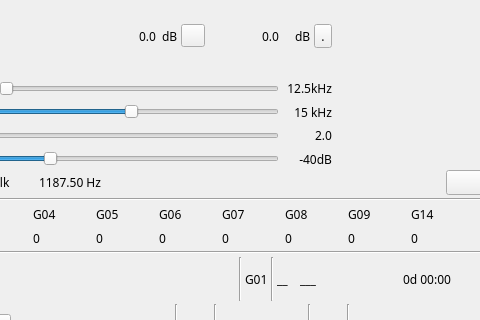
First picture: the form in plugins/channelrx/demodbfm/bfmdemodgui.ui, repository f4exb/sdrangel, before the edit; both pictures show x 318 to 798 and y 0 to 320 of the 798 by 472 pixel window.
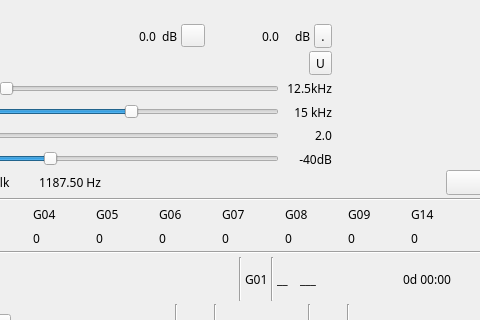
Second picture: the form after the edit. Icons and pictures are not drawn. Custom widgets are drawn as their Qt base class.

Commit message: BFM demod: added basic channel settings dialog and copy audio to UDP option

Diff of the .ui file:
```diff
--- a/plugins/channelrx/demodbfm/bfmdemodgui.ui
+++ b/plugins/channelrx/demodbfm/bfmdemodgui.ui
@@ -299,6 +299,19 @@
         </property>
        </widget>
       </item>
+      <item>
+       <widget class="ButtonSwitch" name="copyAudioToUDP">
+        <property name="toolTip">
+         <string>Copy audio to UDP</string>
+        </property>
+        <property name="text">
+         <string>U</string>
+        </property>
+        <property name="checkable">
+         <bool>true</bool>
+        </property>
+       </widget>
+      </item>
      </layout>
     </item>
     <item>
```
Left out of the diff: 12 changed lines with no effect on the pictures. The commit also changes 5 other files.
